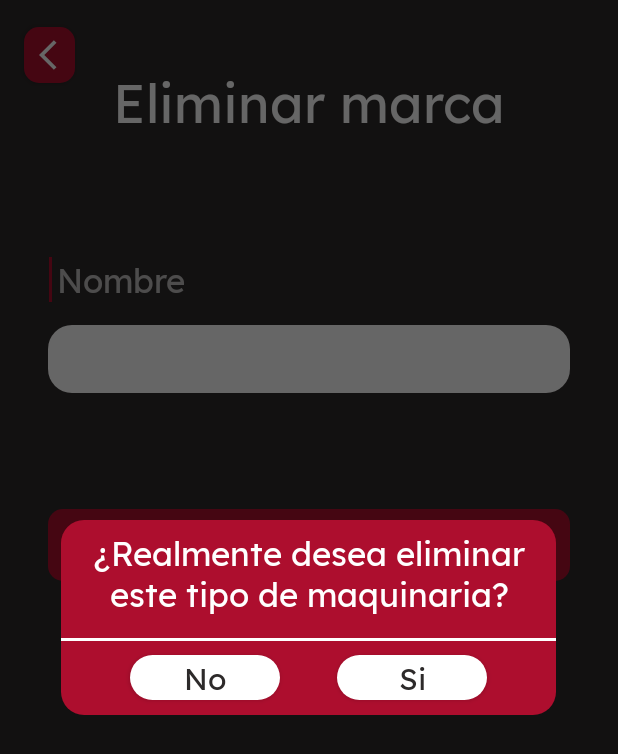
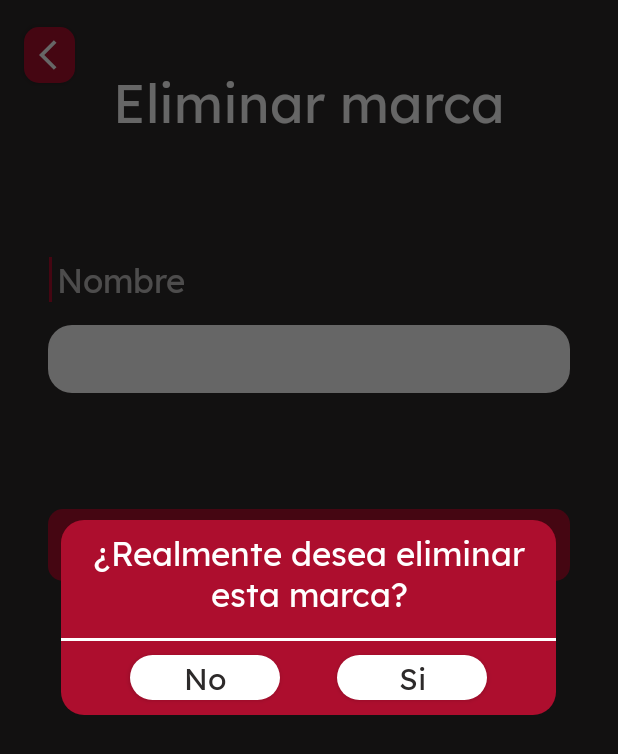
Before and after one commit to AlonsoNav/AGServicios, an Android app built with Jetpack Compose: the EliminarMarcaActivity screen opened directly, with no data from a screen before it, after a tap on "Eliminar marca", on a phone screen of 412 x 824 dp. Shown: the top 754 px of the screen. Run offline under Robolectric (Android 15) with nearby library versions, the light colour scheme and no system bars.

Commit message:
Interfaz arreglada :3

```diff
--- a/AGSFrontEnd/app/src/main/java/views/EliminarMarcaActivity.kt
+++ b/AGSFrontEnd/app/src/main/java/views/EliminarMarcaActivity.kt
@@ -41,7 +41,7 @@ class EliminarMarcaActivity : AppCompatActivity() {
             val yesButton = dialogConf.findViewById<Button>(R.id.buttonSiPUP)
             val noButton = dialogConf.findViewById<Button>(R.id.buttonNoPUP)
             val textViewPopupConfi = dialogConf.findViewById<TextView>(R.id.textViewPUPConfirm)
-            textViewPopupConfi.text = "¿Realmente desea eliminar este tipo de maquinaria?"
+            textViewPopupConfi.text = "¿Realmente desea eliminar esta marca?"
 
             yesButton.setOnClickListener {
                 dialogConf.dismiss()
--- a/AGSFrontEnd/app/src/main/res/layout/activity_editar_cliente.xml
+++ b/AGSFrontEnd/app/src/main/res/layout/activity_editar_cliente.xml
@@ -279,7 +279,7 @@
         android:layout_marginEnd="32dp"
         android:background="@drawable/rounded_button"
         android:fontFamily="@font/lexend"
-        android:text="Modificar marca"
+        android:text="Modificar cliente"
         android:textAllCaps="false"
         android:textSize="22dp"
         app:layout_constraintBottom_toBottomOf="parent"
```
